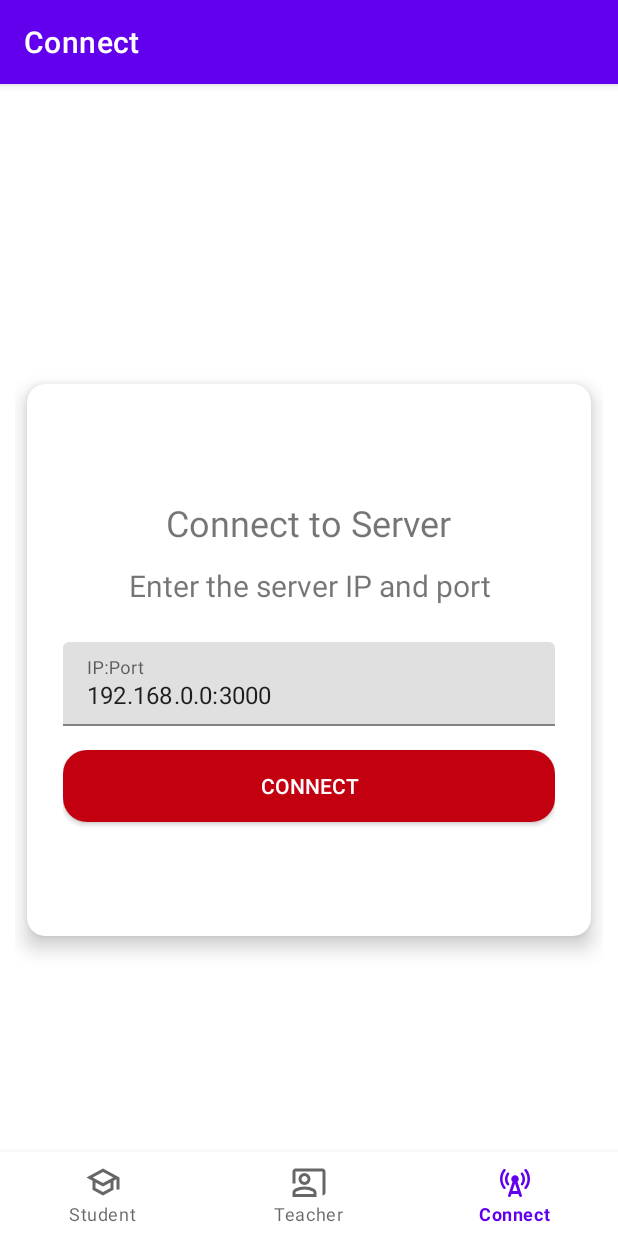
After one commit to AnkitBorude/Abacus-exam-Android-app-frontend, an Android app: the ConnectionFragment screen opened through its navigation route, on a phone screen of 412 x 824 dp. The commit adds this screen. Run offline under Robolectric (Android 15) with nearby library versions, the phone set to English and light mode, and no system bars; our stand-ins replace navigation-ui.

Commit message:
Added connection fragment

```diff
--- a/app/src/main/java/com/example/abacusapplication/MainActivity.java
+++ b/app/src/main/java/com/example/abacusapplication/MainActivity.java
@@ -27,7 +27,7 @@ public class MainActivity extends AppCompatActivity {
         // Passing each menu ID as a set of Ids because each
         // menu should be considered as top level destinations.
         AppBarConfiguration appBarConfiguration = new AppBarConfiguration.Builder(
-                R.id.navigation_home, R.id.navigation_dashboard)
+                R.id.navigation_home, R.id.navigation_dashboard,R.id.navigation_connect)
                 .build();
         NavController navController = Navigation.findNavController(this, R.id.nav_host_fragment_activity_main);
         NavigationUI.setupActionBarWithNavController(this, navController, appBarConfiguration);
--- a/app/src/main/java/com/example/abacusapplication/data/ApiService.java
+++ b/app/src/main/java/com/example/abacusapplication/data/ApiService.java
@@ -12,4 +12,9 @@ import com.example.abacusapplication.models.LoginResponse;
 public interface ApiService {
     @POST("student/login")
     Call<LoginResponse> studentLogin(@Body LoginRequest req);
+    @GET("echo")
+    Call<Echoreponse> echo();
+    class Echoreponse{
+       public boolean echoed;
+    }
 }
--- a/app/src/main/java/com/example/abacusapplication/data/RetrofitClient.java
+++ b/app/src/main/java/com/example/abacusapplication/data/RetrofitClient.java
@@ -55,9 +55,15 @@ public class RetrofitClient {
     }
 
     // 8. Singleton getInstance method
-    public static synchronized RetrofitClient getInstance(String baseurl) {
+    public static synchronized  RetrofitClient updateInstance(String baseurl)
+    {
+        instance=null;
+        instance=new RetrofitClient(baseurl);
+        return instance;
+    }
+    public static synchronized RetrofitClient getInstance(){
         if (instance == null) {
-            instance = new RetrofitClient(baseurl);
+       return null;
         }
         return instance;
     }
--- /dev/null
+++ b/app/src/main/java/com/example/abacusapplication/ui/connect/ConnectionFragment.java
@@ -0,0 +1,76 @@
+package com.example.abacusapplication.ui.connect;
+
+import android.os.Bundle;
+import android.view.LayoutInflater;
+import android.view.View;
+import android.view.ViewGroup;
+import android.widget.Button;
+import android.widget.EditText;
+import android.widget.Toast;
+
+import androidx.annotation.NonNull;
+import androidx.annotation.Nullable;
+import androidx.fragment.app.Fragment;
+
+import com.example.abacusapplication.R;
+import com.example.abacusapplication.data.ApiService;
+import com.example.abacusapplication.data.RetrofitClient;
+import com.example.abacusapplication.models.ApiError;
+import com.example.abacusapplication.models.LoginResponse;
+import com.google.android.material.progressindicator.CircularProgressIndicator;
+
+import retrofit2.Call;
+import retrofit2.Callback;
+import retrofit2.Response;
+
+public class ConnectionFragment extends Fragment {
+    boolean isConnectionFailed=false;
+    RetrofitClient client;
+    @Nullable
+    @Override
+    public View onCreateView(@NonNull LayoutInflater inflater, @Nullable ViewGroup container, @Nullable Bundle savedInstanceState) {
+
+        View view=inflater.inflate(R.layout.fragment_connect,container,false);
+        EditText ip=view.findViewById(R.id.iptext);
+        Button btn=view.findViewById(R.id.connectbtn);
+        ip.setText("192.168.0.0:3000");
+        CircularProgressIndicator progressIndicator = view.findViewById(R.id.progress_circular);
+
+        if(RetrofitClient.getInstance()!=null)
+        {
+            btn.setBackgroundResource(R.drawable.roundbutton_green);
+        }
+        btn.setOnClickListener(view1->{
+        progressIndicator.show();
+
+            client = RetrofitClient.updateInstance(ip.getText().toString());
+
+            ApiService service= client.getApi();
+            Call<ApiService.Echoreponse> call=service.echo();
+            call.enqueue(new Callback<ApiService.Echoreponse>() {
+                @Override
+                public void onResponse(Call<ApiService.Echoreponse> call, Response<ApiService.Echoreponse> response) {
+                    if (response.isSuccessful()) {
+                        ApiService.Echoreponse response1 = response.body();
+                        progressIndicator.setVisibility(View.GONE);
+                        Toast.makeText(getContext(),"Connection Successfull",Toast.LENGTH_LONG).show();
+                        view1.setBackgroundResource(R.drawable.roundbutton_green);
+                    } else {
+                        progressIndicator.hide();
+                        isConnectionFailed=true;
+                        view1.setBackgroundResource(R.drawable.roundbutton_red);
+                        Toast.makeText(getContext(),"Error While connecting",Toast.LENGTH_LONG).show();
+                    }
+                }
+                @Override
+                public void onFailure(Call<ApiService.Echoreponse> call, Throwable t) {
+                    progressIndicator.setVisibility(View.GONE);
+                    isConnectionFailed=true;
+                    view1.setBackgroundResource(R.drawable.roundbutton_red);
+                    Toast.makeText(getContext(),t.getMessage(),Toast.LENGTH_LONG).show();
+                }
+            });
+        });
+        return view;
+    }
+}
--- /dev/null
+++ b/app/src/main/res/drawable/round_cell_tower_24.xml
@@ -0,0 +1,13 @@
+<vector xmlns:android="http://schemas.android.com/apk/res/android" android:height="24dp" android:tint="#000000" android:viewportHeight="24" android:viewportWidth="24" android:width="24dp">
+
+    <path android:fillColor="@android:color/white" android:pathData="M7.9,14.1l0.09,-0.09c0.27,-0.27 0.32,-0.71 0.08,-1.01C7.36,12.09 7,11.01 7,10c0,-1.08 0.35,-2.16 1.04,-3.01c0.25,-0.3 0.21,-0.75 -0.07,-1.02L7.9,5.9C7.56,5.56 7,5.6 6.7,5.98C5.79,7.16 5.3,8.58 5.3,10c0,1.42 0.49,2.84 1.4,4.02C7,14.4 7.56,14.44 7.9,14.1z"/>
+
+    <path android:fillColor="@android:color/white" android:pathData="M18.51,3.49l-0.08,0.08c-0.3,0.3 -0.29,0.76 -0.03,1.08c1.26,1.53 1.9,3.48 1.9,5.35c0,1.87 -0.63,3.81 -1.9,5.35c-0.28,0.33 -0.23,0.83 0.08,1.14v0c0.35,0.35 0.93,0.31 1.24,-0.07C21.29,14.54 22,12.31 22,10c0,-2.32 -0.79,-4.55 -2.31,-6.43C19.39,3.2 18.84,3.16 18.51,3.49z"/>
+
+    <path android:fillColor="@android:color/white" android:pathData="M5.57,3.57L5.49,3.49C5.16,3.16 4.61,3.2 4.31,3.57C2.79,5.45 2,7.68 2,10c0,2.32 0.79,4.55 2.31,6.43c0.3,0.37 0.85,0.42 1.18,0.08l0.08,-0.08c0.3,-0.3 0.29,-0.76 0.03,-1.08C4.33,13.81 3.7,11.87 3.7,10c0,-1.87 0.63,-3.81 1.9,-5.35C5.86,4.33 5.87,3.87 5.57,3.57z"/>
+
+    <path android:fillColor="@android:color/white" android:pathData="M16.07,14.07c0.36,0.36 0.95,0.32 1.26,-0.09c0.9,-1.18 1.37,-2.58 1.37,-3.98c-0.08,-1.41 -0.51,-2.83 -1.4,-4.01c-0.29,-0.39 -0.86,-0.43 -1.2,-0.09l-0.08,0.08c-0.27,0.27 -0.32,0.71 -0.08,1.01C16.64,7.91 17,8.99 17,10c0,1.07 -0.34,2.13 -1.01,2.98C15.73,13.3 15.77,13.77 16.07,14.07L16.07,14.07z"/>
+
+    <path android:fillColor="@android:color/white" android:pathData="M14.5,10c0,-1.6 -1.51,-2.85 -3.18,-2.41c-0.8,0.21 -1.46,0.85 -1.7,1.65c-0.32,1.06 0.06,2.04 0.76,2.64l-2.96,8.87C7.21,21.37 7.67,22 8.32,22h0c0.41,0 0.77,-0.26 0.9,-0.65L9.67,20h4.67l0.45,1.35c0.13,0.39 0.49,0.65 0.9,0.65h0c0.65,0 1.1,-0.63 0.9,-1.25l-2.96,-8.87C14.16,11.42 14.5,10.76 14.5,10zM10.33,18L12,13l1.67,5H10.33z"/>
+
+</vector>
--- /dev/null
+++ b/app/src/main/res/drawable/roundbutton_red.xml
@@ -0,0 +1,4 @@
+<shape xmlns:android="http://schemas.android.com/apk/res/android">
+    <solid android:color="#c30010" /> <!-- Button background color -->
+    <corners android:radius="16dp" /> <!-- Corner radius for the button -->
+</shape>
--- /dev/null
+++ b/app/src/main/res/layout/fragment_connect.xml
@@ -0,0 +1,90 @@
+<?xml version="1.0" encoding="utf-8"?>
+<androidx.constraintlayout.widget.ConstraintLayout xmlns:android="http://schemas.android.com/apk/res/android"
+    xmlns:app="http://schemas.android.com/apk/res-auto"
+    xmlns:tools="http://schemas.android.com/tools"
+    android:layout_width="match_parent"
+    android:layout_height="match_parent"
+    android:padding="10dp"
+    >
+
+    <!-- CardView to contain the form -->
+    <com.google.android.material.card.MaterialCardView
+        android:id="@+id/card_view"
+        android:layout_width="376dp"
+        android:layout_height="368dp"
+        android:layout_margin="16dp"
+        android:padding="6dp"
+        app:cardCornerRadius="12dp"
+        app:cardElevation="8dp"
+        app:layout_constraintBottom_toBottomOf="parent"
+        app:layout_constraintEnd_toEndOf="parent"
+        app:layout_constraintStart_toStartOf="parent"
+        app:layout_constraintTop_toTopOf="parent">
+
+        <!-- Content inside the Card -->
+        <LinearLayout
+            android:layout_width="match_parent"
+            android:layout_height="match_parent"
+            android:gravity="center"
+            android:padding="24dp"
+            android:orientation="vertical">
+
+            <!-- Title: Connect to Server -->
+            <com.google.android.material.textview.MaterialTextView
+                android:id="@+id/title_text"
+                android:layout_width="wrap_content"
+                android:layout_height="wrap_content"
+                android:text="Connect to Server"
+                android:textAlignment="center"
+                android:textSize="24sp" />
+
+            <!-- Subtitle: Enter the server IP and port -->
+            <com.google.android.material.textview.MaterialTextView
+                android:id="@+id/subtitle_text"
+                android:layout_width="wrap_content"
+                android:layout_height="wrap_content"
+                android:layout_marginTop="12dp"
+                android:text="Enter the server IP and port"
+                android:textAlignment="center"
+                android:textSize="20sp" />
+
+            <!-- EditText for IP and Port input -->
+            <com.google.android.material.textfield.TextInputLayout
+                android:id="@+id/text_input_layout"
+                android:layout_width="match_parent"
+                android:layout_height="wrap_content"
+                android:layout_marginTop="24dp"
+                >
+
+                <com.google.android.material.textfield.TextInputEditText
+                    android:id="@+id/iptext"
+                    android:layout_width="match_parent"
+                    android:layout_height="wrap_content"
+                    android:hint="IP:Port"
+                    android:inputType="text" />
+            </com.google.android.material.textfield.TextInputLayout>
+
+            <com.google.android.material.progressindicator.CircularProgressIndicator
+                android:layout_width="wrap_content"
+                android:layout_height="wrap_content"
+                android:indeterminate="true"
+                android:id="@+id/progress_circular"
+                android:visibility="gone"
+                android:layout_gravity="center"/>
+
+            <!-- Connect Button -->
+            <androidx.appcompat.widget.AppCompatButton
+                android:layout_width="match_parent"
+                android:layout_height="wrap_content"
+                android:layout_marginTop="16dp"
+                android:background="@drawable/roundbutton_red"
+                android:padding="10dp"
+                android:text="Connect"
+                android:id="@+id/connectbtn"
+                android:textColor="@android:color/white" />
+
+        </LinearLayout>
+
+    </com.google.android.material.card.MaterialCardView>
+
+</androidx.constraintlayout.widget.ConstraintLayout>
--- a/app/src/main/res/layout/fragment_dashboard.xml
+++ b/app/src/main/res/layout/fragment_dashboard.xml
@@ -77,7 +77,7 @@
             android:layout_width="match_parent"
             android:layout_height="wrap_content"
             android:layout_marginTop="16dp"
-            android:background="@drawable/roundbutton"
+            android:background="@drawable/roundbutton_green"
             android:padding="10dp"
             android:text="Login"
             android:textColor="@android:color/white" />
--- a/app/src/main/res/layout/fragment_home.xml
+++ b/app/src/main/res/layout/fragment_home.xml
@@ -93,7 +93,7 @@
             android:layout_width="match_parent"
             android:layout_height="wrap_content"
             android:layout_marginTop="16dp"
-            android:background="@drawable/roundbutton"
+            android:background="@drawable/roundbutton_green"
             android:padding="10dp"
             android:text="Login"
             android:id="@+id/loginbutton"
--- a/app/src/main/res/menu/bottom_nav_menu.xml
+++ b/app/src/main/res/menu/bottom_nav_menu.xml
@@ -10,4 +10,9 @@
         android:id="@+id/navigation_dashboard"
         android:icon="@drawable/teacher"
         android:title="Teacher" />
+    <item
+        android:id="@+id/navigation_connect"
+        android:icon="@drawable/round_cell_tower_24"
+        android:title="Connect"
+        />
 </menu>
--- a/app/src/main/res/navigation/mobile_navigation.xml
+++ b/app/src/main/res/navigation/mobile_navigation.xml
@@ -15,5 +15,10 @@
         android:id="@+id/navigation_dashboard"
         android:name="com.example.abacusapplication.ui.dashboard.DashboardFragment"
         android:label="Admin Login"
-        tools:layout="@layout/fragment_dashboard" />
+        tools:layout="@layout/fragment_dashboard"/>
+    <fragment
+        android:id="@+id/navigation_connect"
+        android:name="com.example.abacusapplication.ui.connect.ConnectionFragment"
+        android:label="Connect"
+        tools:layout="@layout/fragment_connect"/>
 </navigation>
```
Also changed, not shown: app/src/main/java/com/example/abacusapplication/ui/home/HomeFragment.java (+9 -3 lines), app/src/main/res/layout/fragment_notifications.xml (deleted, +0 -22 lines), app/src/main/res/drawable/roundbutton_green.xml (renamed from app/src/main/res/drawable/roundbutton.xml).
